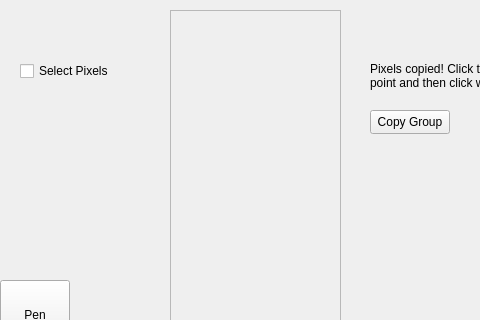
The window that spriteeditor.ui (25hlarsen4/Sprite-Editor) describes before a commit, drawn with Qt 5; both pictures show x 0 to 480 and y 0 to 320 of the 800 by 600 pixel window.
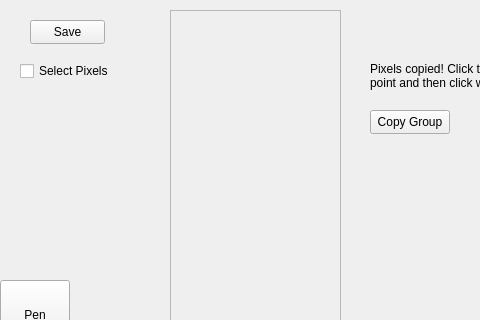
The same window after the commit. Custom widgets are drawn as their Qt base class.

What changed in the file:
```diff
--- a/spriteeditor.ui
+++ b/spriteeditor.ui
@@ -174,6 +174,19 @@
      <bool>true</bool>
     </property>
    </widget>
+   <widget class="QPushButton" name="saveButton">
+    <property name="geometry">
+     <rect>
+      <x>30</x>
+      <y>20</y>
+      <width>75</width>
+      <height>24</height>
+     </rect>
+    </property>
+    <property name="text">
+     <string>Save</string>
+    </property>
+   </widget>
   </widget>
   <widget class="QMenuBar" name="menubar">
    <property name="geometry">
```
Left out of the diff: 2 changed lines with no effect on the pictures.
